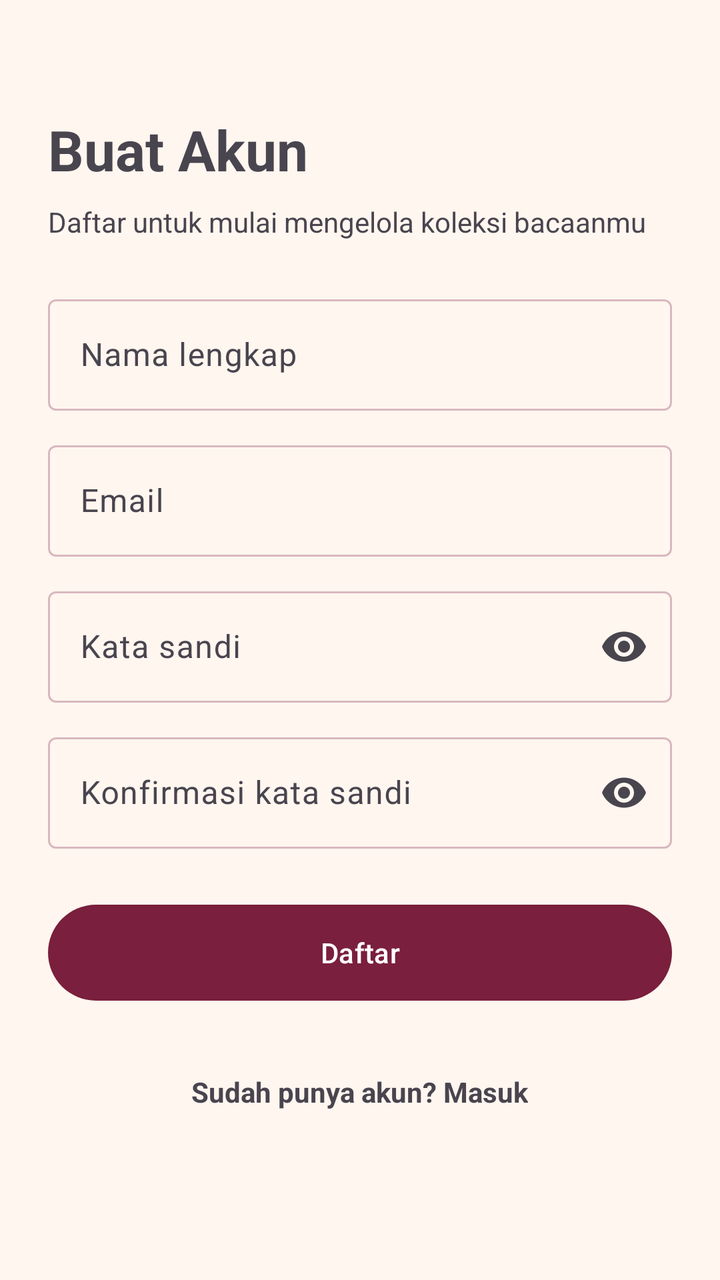
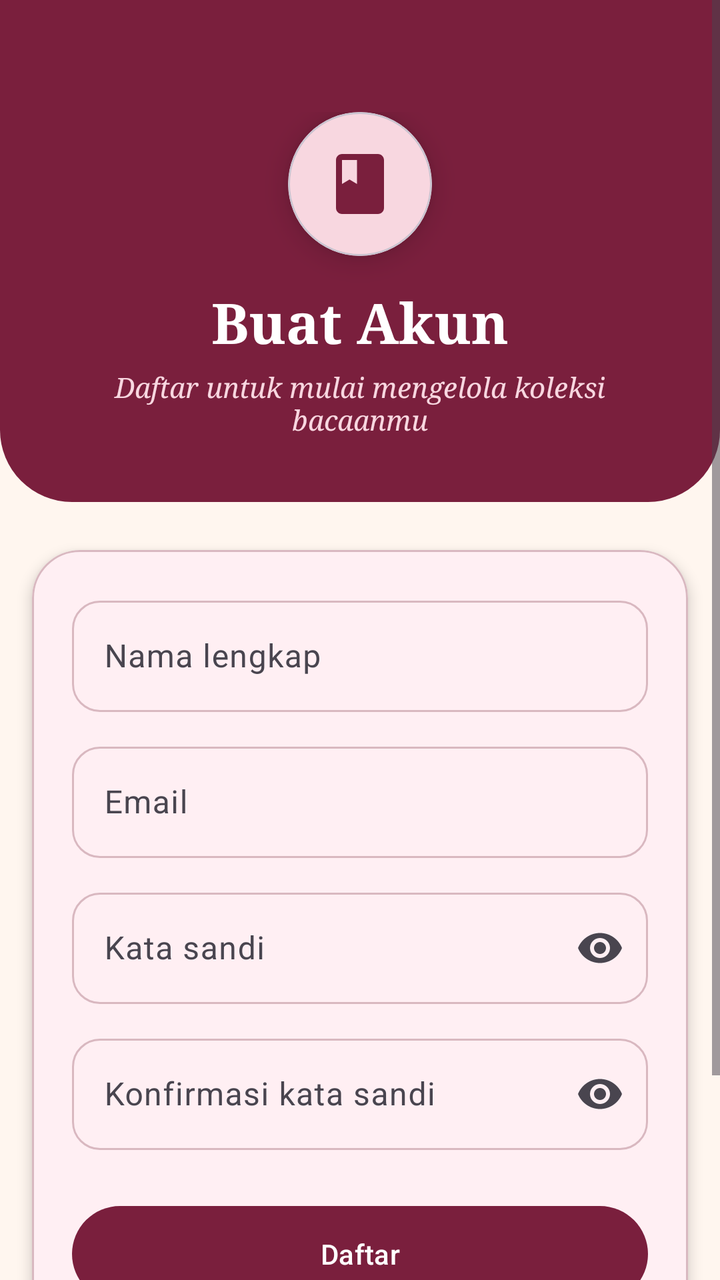

Screens rendered from an Android XML layout before and after an edit, with the pre-edit source and the edit as a unified diff.
<!-- AndroidManifest.xml: application theme Theme.KoleksiBacaan -->
<!-- res/layout/activity_register.xml -->
<?xml version="1.0" encoding="utf-8"?>
<ScrollView xmlns:android="http://schemas.android.com/apk/res/android"
    xmlns:app="http://schemas.android.com/apk/res-auto"
    xmlns:tools="http://schemas.android.com/tools"
    android:id="@+id/main"
    android:layout_width="match_parent"
    android:layout_height="match_parent"
    android:fillViewport="true"
    tools:context=".RegisterActivity">

    <LinearLayout
        android:layout_width="match_parent"
        android:layout_height="wrap_content"
        android:orientation="vertical"
        android:padding="24dp">

        <TextView
            android:layout_width="wrap_content"
            android:layout_height="wrap_content"
            android:layout_marginTop="32dp"
            android:text="@string/register_title"
            android:textSize="28sp"
            android:textStyle="bold" />

        <TextView
            android:layout_width="wrap_content"
            android:layout_height="wrap_content"
            android:layout_marginTop="8dp"
            android:layout_marginBottom="24dp"
            android:text="@string/register_subtitle" />

        <com.google.android.material.textfield.TextInputLayout
            android:id="@+id/tilNama"
            style="@style/Widget.Material3.TextInputLayout.OutlinedBox"
            android:layout_width="match_parent"
            android:layout_height="wrap_content"
            android:hint="@string/hint_nama">

            <com.google.android.material.textfield.TextInputEditText
                android:id="@+id/etNama"
                android:layout_width="match_parent"
                android:layout_height="wrap_content"
                android:inputType="textPersonName" />
        </com.google.android.material.textfield.TextInputLayout>

        <com.google.android.material.textfield.TextInputLayout
            android:id="@+id/tilEmail"
            style="@style/Widget.Material3.TextInputLayout.OutlinedBox"
            android:layout_width="match_parent"
            android:layout_height="wrap_content"
            android:layout_marginTop="12dp"
            android:hint="@string/hint_email">

            <com.google.android.material.textfield.TextInputEditText
                android:id="@+id/etEmail"
                android:layout_width="match_parent"
                android:layout_height="wrap_content"
                android:inputType="textEmailAddress" />
        </com.google.android.material.textfield.TextInputLayout>

        <com.google.android.material.textfield.TextInputLayout
            android:id="@+id/tilPassword"
            style="@style/Widget.Material3.TextInputLayout.OutlinedBox"
            android:layout_width="match_parent"
            android:layout_height="wrap_content"
            android:layout_marginTop="12dp"
            android:hint="@string/hint_password"
            app:endIconMode="password_toggle">

            <com.google.android.material.textfield.TextInputEditText
                android:id="@+id/etPassword"
                android:layout_width="match_parent"
                android:layout_height="wrap_content"
                android:inputType="textPassword" />
        </com.google.android.material.textfield.TextInputLayout>

        <com.google.android.material.textfield.TextInputLayout
            android:id="@+id/tilKonfirmasi"
            style="@style/Widget.Material3.TextInputLayout.OutlinedBox"
            android:layout_width="match_parent"
            android:layout_height="wrap_content"
            android:layout_marginTop="12dp"
            android:hint="@string/hint_konfirmasi_password"
            app:endIconMode="password_toggle">

            <com.google.android.material.textfield.TextInputEditText
                android:id="@+id/etKonfirmasi"
                android:layout_width="match_parent"
                android:layout_height="wrap_content"
                android:inputType="textPassword" />
        </com.google.android.material.textfield.TextInputLayout>

        <Button
            android:id="@+id/btnDaftar"
            android:layout_width="match_parent"
            android:layout_height="56dp"
            android:layout_marginTop="24dp"
            android:text="@string/btn_daftar" />

        <ProgressBar
            android:id="@+id/progressBar"
            android:layout_width="wrap_content"
            android:layout_height="wrap_content"
            android:layout_gravity="center_horizontal"
            android:layout_marginTop="16dp"
            android:visibility="gone" />

        <TextView
            android:id="@+id/tvMasuk"
            android:layout_width="wrap_content"
            android:layout_height="wrap_content"
            android:layout_gravity="center_horizontal"
            android:layout_marginTop="24dp"
            android:padding="8dp"
            android:text="@string/sudah_punya_akun"
            android:textStyle="bold" />
    </LinearLayout>
</ScrollView>
<!-- resources referenced by this layout -->
<resources>
  <string name="btn_daftar">Daftar</string>
  <string name="hint_email">Email</string>
  <string name="hint_konfirmasi_password">Konfirmasi kata sandi</string>
  <string name="hint_nama">Nama lengkap</string>
  <string name="hint_password">Kata sandi</string>
  <string name="register_subtitle">Daftar untuk mulai mengelola koleksi bacaanmu</string>
  <string name="register_title">Buat Akun</string>
  <string name="sudah_punya_akun">Sudah punya akun? Masuk</string>
  <style name="Theme.KoleksiBacaan" parent="Base.Theme.KoleksiBacaan" />
  <style name="Base.Theme.KoleksiBacaan" parent="Theme.Material3.DayNight.NoActionBar">
          <item name="colorPrimary">@color/kb_primary</item>
          <item name="colorOnPrimary">@color/kb_on_primary</item>
          <item name="colorPrimaryContainer">@color/kb_primary_container</item>
          <item name="colorOnPrimaryContainer">@color/kb_on_primary_container</item>
          <item name="colorSecondaryContainer">@color/kb_primary_container</item>
          <item name="colorOnSecondaryContainer">@color/kb_on_primary_container</item>
          <item name="android:colorBackground">@color/kb_background</item>
          <item name="colorSurface">@color/kb_surface</item>
          <item name="colorOnSurface">@color/kb_on_surface</item>
          <item name="colorOutline">@color/kb_outline</item>
          <item name="android:statusBarColor">@color/kb_background</item>
          <item name="android:windowLightStatusBar">true</item>
          
          
      </style>
  <color name="kb_primary">#7A1F3D</color>
  <color name="kb_on_primary">#FFFFFF</color>
  <color name="kb_primary_container">#F8D7E0</color>
  <color name="kb_on_primary_container">#3B0A1B</color>
  <color name="kb_background">#FFF6EF</color>
  <color name="kb_surface">#FFFBF8</color>
  <color name="kb_on_surface">#2B1A1E</color>
  <color name="kb_outline">#D9B8C0</color>
</resources>

<!-- the commit's change to res/layout/activity_register.xml (unified diff, before → after) -->
@@ -5,114 +5,170 @@
     android:id="@+id/main"
     android:layout_width="match_parent"
     android:layout_height="match_parent"
+    android:background="@color/kb_background"
     android:fillViewport="true"
     tools:context=".RegisterActivity">
 
     <LinearLayout
         android:layout_width="match_parent"
         android:layout_height="wrap_content"
-        android:orientation="vertical"
-        android:padding="24dp">
+        android:orientation="vertical">
 
-        <TextView
-            android:layout_width="wrap_content"
-            android:layout_height="wrap_content"
-            android:layout_marginTop="32dp"
-            android:text="@string/register_title"
-            android:textSize="28sp"
-            android:textStyle="bold" />
-
-        <TextView
-            android:layout_width="wrap_content"
-            android:layout_height="wrap_content"
-            android:layout_marginTop="8dp"
-            android:layout_marginBottom="24dp"
-            android:text="@string/register_subtitle" />
-
-        <com.google.android.material.textfield.TextInputLayout
-            android:id="@+id/tilNama"
-            style="@style/Widget.Material3.TextInputLayout.OutlinedBox"
+        
+        <LinearLayout
             android:layout_width="match_parent"
             android:layout_height="wrap_content"
-            android:hint="@string/hint_nama">
+            android:background="@drawable/bg_header"
+            android:gravity="center_horizontal"
+            android:orientation="vertical"
+            android:paddingHorizontal="24dp"
+            android:paddingTop="56dp"
+            android:paddingBottom="32dp">
 
-            <com.google.android.material.textfield.TextInputEditText
-                android:id="@+id/etNama"
+            <com.google.android.material.card.MaterialCardView
+                android:layout_width="72dp"
+                android:layout_height="72dp"
+                app:cardBackgroundColor="@color/kb_primary_container"
+                app:cardCornerRadius="36dp"
+                app:cardElevation="8dp">
+
+                <ImageView
+                    android:layout_width="match_parent"
+                    android:layout_height="match_parent"
+                    android:importantForAccessibility="no"
+                    android:padding="18dp"
+                    android:src="@drawable/ic_book"
+                    app:tint="@color/kb_primary" />
+            </com.google.android.material.card.MaterialCardView>
+
+            <TextView
+                android:layout_width="wrap_content"
+                android:layout_height="wrap_content"
+                android:layout_marginTop="14dp"
+                android:fontFamily="serif"
+                android:text="@string/register_title"
+                android:textColor="@android:color/white"
+                android:textSize="28sp"
+                android:textStyle="bold" />
+
+            <TextView
+                android:layout_width="wrap_content"
+                android:layout_height="wrap_content"
+                android:layout_marginTop="4dp"
+                android:fontFamily="serif"
+                android:gravity="center"
+                android:text="@string/register_subtitle"
+                android:textColor="@color/kb_primary_container"
+                android:textStyle="italic" />
+        </LinearLayout>
+
+        
+        <com.google.android.material.card.MaterialCardView
+            style="@style/Widget.Material3.CardView.Elevated"
+            android:layout_width="match_parent"
+            android:layout_height="wrap_content"
+            android:layout_marginHorizontal="16dp"
+            android:layout_marginTop="24dp"
+            app:cardBackgroundColor="@color/kb_card"
+            app:cardCornerRadius="24dp"
+            app:cardElevation="4dp"
+            app:strokeColor="@color/kb_outline"
+            app:strokeWidth="1dp">
+
+            <LinearLayout
                 android:layout_width="match_parent"
                 android:layout_height="wrap_content"
-                android:inputType="textPersonName" />
-        </com.google.android.material.textfield.TextInputLayout>
+                android:orientation="vertical"
+                android:padding="20dp">
 
-        <com.google.android.material.textfield.TextInputLayout
-            android:id="@+id/tilEmail"
-            style="@style/Widget.Material3.TextInputLayout.OutlinedBox"
-            android:layout_width="match_parent"
-            android:layout_height="wrap_content"
-            android:layout_marginTop="12dp"
-            android:hint="@string/hint_email">
+                <com.google.android.material.textfield.TextInputLayout
+                    android:id="@+id/tilNama"
+                    style="@style/KbInput"
+                    android:layout_width="match_parent"
+                    android:layout_height="wrap_content"
+                    android:hint="@string/hint_nama">
 
-            <com.google.android.material.textfield.TextInputEditText
-                android:id="@+id/etEmail"
-                android:layout_width="match_parent"
-                android:layout_height="wrap_content"
-                android:inputType="textEmailAddress" />
-        </com.google.android.material.textfield.TextInputLayout>
+                    <com.google.android.material.textfield.TextInputEditText
+                        android:id="@+id/etNama"
+                        android:layout_width="match_parent"
+                        android:layout_height="wrap_content"
+                        android:inputType="textPersonName" />
+                </com.google.android.material.textfield.TextInputLayout>
 
-        <com.google.android.material.textfield.TextInputLayout
-            android:id="@+id/tilPassword"
-            style="@style/Widget.Material3.TextInputLayout.OutlinedBox"
-            android:layout_width="match_parent"
-            android:layout_height="wrap_content"
-            android:layout_marginTop="12dp"
-            android:hint="@string/hint_password"
-            app:endIconMode="password_toggle">
+                <com.google.android.material.textfield.TextInputLayout
+                    android:id="@+id/tilEmail"
+                    style="@style/KbInput"
+                    android:layout_width="match_parent"
+                    android:layout_height="wrap_content"
+                    android:layout_marginTop="12dp"
+                    android:hint="@string/hint_email">
 
-            <com.google.android.material.textfield.TextInputEditText
-                android:id="@+id/etPassword"
-                android:layout_width="match_parent"
-                android:layout_height="wrap_content"
-                android:inputType="textPassword" />
-        </com.google.android.material.textfield.TextInputLayout>
+                    <com.google.android.material.textfield.TextInputEditText
+                        android:id="@+id/etEmail"
+                        android:layout_width="match_parent"
+                        android:layout_height="wrap_content"
+                        android:inputType="textEmailAddress" />
+                </com.google.android.material.textfield.TextInputLayout>
 
-        <com.google.android.material.textfield.TextInputLayout
-            android:id="@+id/tilKonfirmasi"
-            style="@style/Widget.Material3.TextInputLayout.OutlinedBox"
-            android:layout_width="match_parent"
-            android:layout_height="wrap_content"
-            android:layout_marginTop="12dp"
-            android:hint="@string/hint_konfirmasi_password"
-            app:endIconMode="password_toggle">
+                <com.google.android.material.textfield.TextInputLayout
+                    android:id="@+id/tilPassword"
+                    style="@style/KbInput"
+                    android:layout_width="match_parent"
+                    android:layout_height="wrap_content"
+                    android:layout_marginTop="12dp"
+                    android:hint="@string/hint_password"
+                    app:endIconMode="password_toggle">
 
-            <com.google.android.material.textfield.TextInputEditText
-                android:id="@+id/etKonfirmasi"
-                android:layout_width="match_parent"
-                android:layout_height="wrap_content"
-                android:inputType="textPassword" />
-        </com.google.android.material.textfield.TextInputLayout>
+                    <com.google.android.material.textfield.TextInputEditText
+                        android:id="@+id/etPassword"
+                        android:layout_width="match_parent"
+                        android:layout_height="wrap_content"
+                        android:inputType="textPassword" />
+                </com.google.android.material.textfield.TextInputLayout>
 
-        <Button
-            android:id="@+id/btnDaftar"
-            android:layout_width="match_parent"
-            android:layout_height="56dp"
-            android:layout_marginTop="24dp"
-            android:text="@string/btn_daftar" />
+                <com.google.android.material.textfield.TextInputLayout
+                    android:id="@+id/tilKonfirmasi"
+                    style="@style/KbInput"
+                    android:layout_width="match_parent"
+                    android:layout_height="wrap_content"
+                    android:layout_marginTop="12dp"
+                    android:hint="@string/hint_konfirmasi_password"
+                    app:endIconMode="password_toggle">
 
-        <ProgressBar
-            android:id="@+id/progressBar"
-            android:layout_width="wrap_content"
-            android:layout_height="wrap_content"
-            android:layout_gravity="center_horizontal"
-            android:layout_marginTop="16dp"
-            android:visibility="gone" />
+                    <com.google.android.material.textfield.TextInputEditText
+                        android:id="@+id/etKonfirmasi"
+                        android:layout_width="match_parent"
+                        android:layout_height="wrap_content"
+                        android:inputType="textPassword" />
+                </com.google.android.material.textfield.TextInputLayout>
+
+                <Button
+                    android:id="@+id/btnDaftar"
+                    android:layout_width="match_parent"
+                    android:layout_height="56dp"
+                    android:layout_marginTop="24dp"
+                    android:text="@string/btn_daftar" />
+
+                <ProgressBar
+                    android:id="@+id/progressBar"
+                    android:layout_width="wrap_content"
+                    android:layout_height="wrap_content"
+                    android:layout_gravity="center_horizontal"
+                    android:layout_marginTop="12dp"
+                    android:visibility="gone" />
+            </LinearLayout>
+        </com.google.android.material.card.MaterialCardView>
 
         <TextView
             android:id="@+id/tvMasuk"
             android:layout_width="wrap_content"
             android:layout_height="wrap_content"
             android:layout_gravity="center_horizontal"
-            android:layout_marginTop="24dp"
+            android:layout_marginTop="20dp"
+            android:layout_marginBottom="32dp"
             android:padding="8dp"
             android:text="@string/sudah_punya_akun"
+            android:textColor="@color/kb_primary"
             android:textStyle="bold" />
     </LinearLayout>
 </ScrollView>
<!-- resource entries referenced after the edit -->
@@ -8,6 +8,12 @@
   <string name="register_subtitle">Daftar untuk mulai mengelola koleksi bacaanmu</string>
   <string name="register_title">Buat Akun</string>
   <string name="sudah_punya_akun">Sudah punya akun? Masuk</string>
+  <style name="KbInput" parent="Widget.Material3.TextInputLayout.OutlinedBox">
+          <item name="boxCornerRadiusTopStart">14dp</item>
+          <item name="boxCornerRadiusTopEnd">14dp</item>
+          <item name="boxCornerRadiusBottomStart">14dp</item>
+          <item name="boxCornerRadiusBottomEnd">14dp</item>
+      </style>
   <style name="Theme.KoleksiBacaan" parent="Base.Theme.KoleksiBacaan" />
   <style name="Base.Theme.KoleksiBacaan" parent="Theme.Material3.DayNight.NoActionBar">
           <item name="colorPrimary">@color/kb_primary</item>
@@ -28,8 +34,28 @@
   <color name="kb_primary">#7A1F3D</color>
   <color name="kb_on_primary">#FFFFFF</color>
   <color name="kb_primary_container">#F8D7E0</color>
+  <!-- drawable bg_header (drawable) -->
+  <?xml version="1.0" encoding="utf-8"?>
+  <shape xmlns:android="http://schemas.android.com/apk/res/android"
+      android:shape="rectangle">
+      <solid android:color="@color/kb_primary" />
+      <corners
+          android:bottomLeftRadius="36dp"
+          android:bottomRightRadius="36dp" />
+  </shape>
+  <!-- drawable ic_book (drawable) -->
+  <vector xmlns:android="http://schemas.android.com/apk/res/android"
+      android:width="24dp"
+      android:height="24dp"
+      android:viewportWidth="24"
+      android:viewportHeight="24">
+      <path
+          android:fillColor="#FF000000"
+          android:pathData="M18,2H6C4.9,2 4,2.9 4,4v16c0,1.1 0.9,2 2,2h12c1.1,0 2,-0.9 2,-2V4C20,2.9 19.1,2 18,2zM6,4h5v8l-2.5,-1.5L6,12V4z" />
+  </vector>
   <color name="kb_on_primary_container">#3B0A1B</color>
   <color name="kb_background">#FFF6EF</color>
+  <color name="kb_card">#FFEFF3</color>
   <color name="kb_surface">#FFFBF8</color>
   <color name="kb_on_surface">#2B1A1E</color>
   <color name="kb_outline">#D9B8C0</color>
